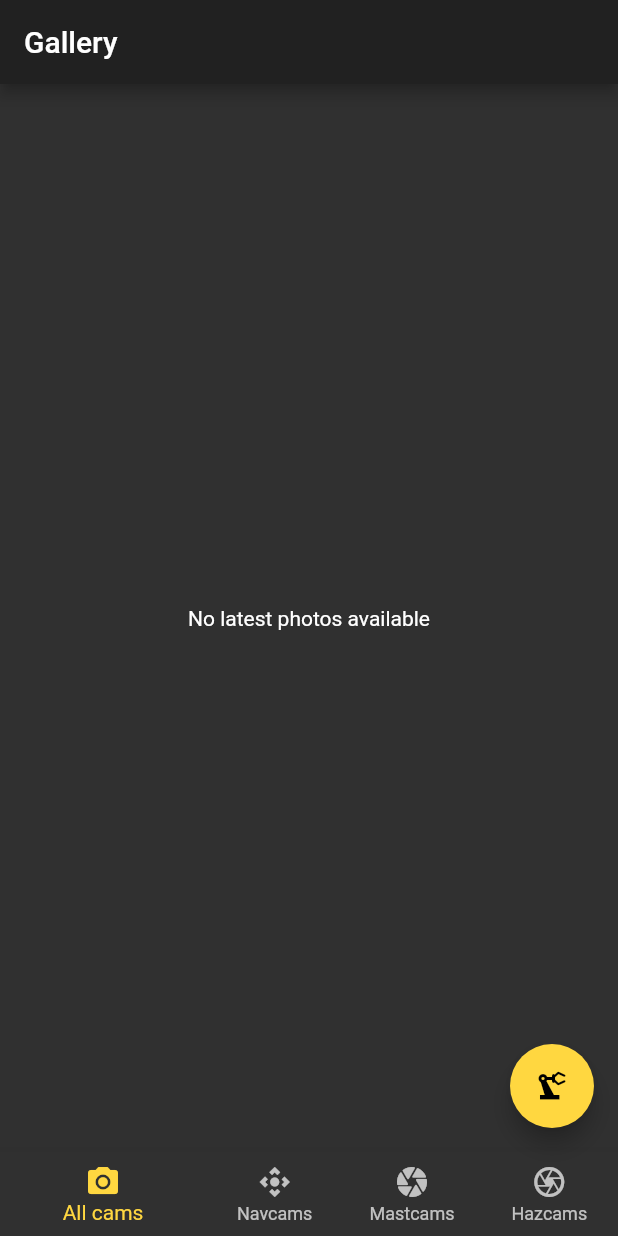
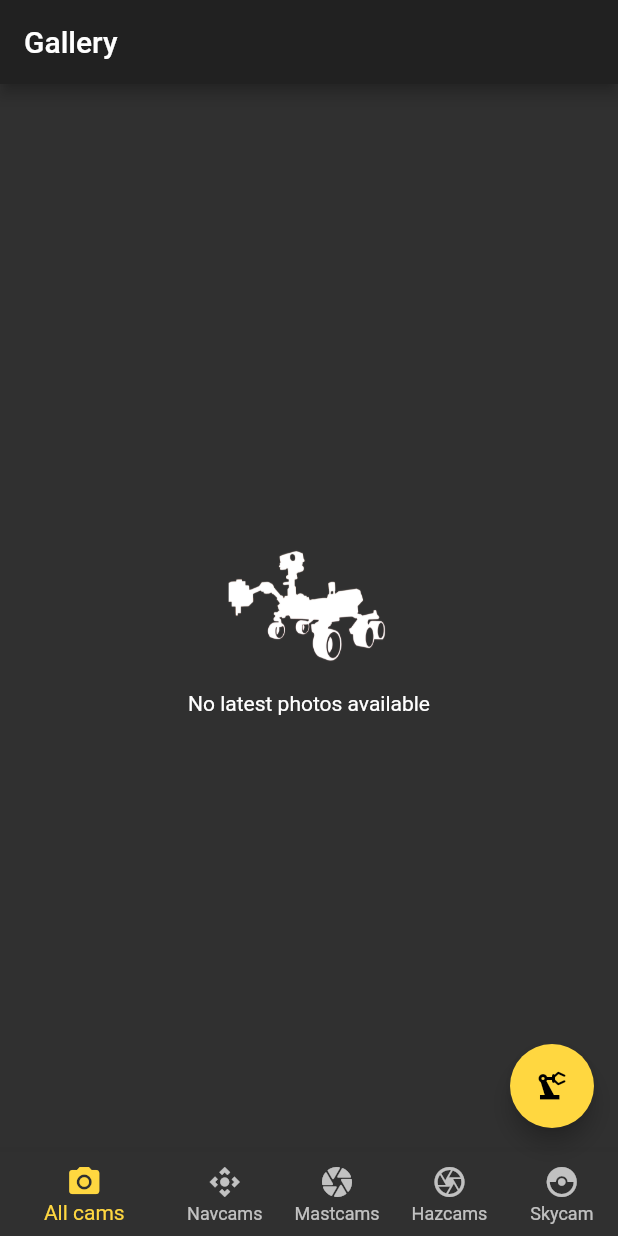
Before and after one commit to marcolavelli/mars-rover, a Flutter app: the CameraRoute screen opened directly with empty values, on a phone screen of 412 x 824 dp. Run offline on Flutter 3.47's test engine with Material 2 defaults, Android fonts, the light colour scheme and no system bars; our stand-ins replace cached_network_image, flutter_spinkit, image_picker, photo_view; network calls fail.

Commit message:
Update commit

```diff
--- a/lib/routes/gallery_route.dart
+++ b/lib/routes/gallery_route.dart
@@ -38,6 +38,9 @@ class _CameraRouteState extends State<CameraRoute> {
         break;
       case 3:
         selectedCamera = 'HAZCAM';
+        break;
+      case 4:
+        selectedCamera = 'SKYCAM';
         break;
       default:
         selectedCamera = '';
@@ -107,7 +110,20 @@ class _CameraRouteState extends State<CameraRoute> {
               itemCount: selectedItems.length,
             )
           : Center(
-              child: Text('No latest photos available'),
+              child: Column(
+                crossAxisAlignment: CrossAxisAlignment.center,
+                mainAxisAlignment: MainAxisAlignment.center,
+                children: [
+                  Padding(
+                    padding: const EdgeInsets.all(16.0),
+                    child: Image.asset(
+                      'assets/images/loading.png',
+                      width: 120.0,
+                    ),
+                  ),
+                  Text('No latest photos available'),
+                ],
+              ),
             ),
       bottomNavigationBar: BottomNavigationBar(
         items: [
@@ -127,6 +143,10 @@ class _CameraRouteState extends State<CameraRoute> {
             icon: Icon(Icons.camera_outlined),
             label: 'Hazcams',
           ),
+          BottomNavigationBarItem(
+            icon: Icon(Icons.catching_pokemon),
+            label: 'Skycam',
+          ),
         ],
         currentIndex: _selectedIndex,
         showUnselectedLabels: true,
--- a/lib/routes/info_route.dart
+++ b/lib/routes/info_route.dart
@@ -1,7 +1,5 @@
 import 'package:flutter/material.dart';
 import 'package:flutter/widgets.dart';
-import 'package:flutter_spinkit/flutter_spinkit.dart';
-import 'package:photo_view/photo_view.dart';
 
 class InfoRoute extends StatefulWidget {
   @override
--- a/pubspec.yaml
+++ b/pubspec.yaml
@@ -34,6 +34,8 @@ dependencies:
   flutter_spinkit: ^5.0.0
   photo_view: ^0.11.1
   cached_network_image: ^3.0.0
+  path_provider: ^2.0.2
+  image_picker: ^0.8.0+3
 
 dev_dependencies:
   flutter_test:
```
Also changed, not shown: lib/routes/loading_route.dart (+18 -9 lines), lib/routes/photo_route.dart (+57 -7 lines), assets/images/loading.png (added), pubspec.lock, 5 other files.
